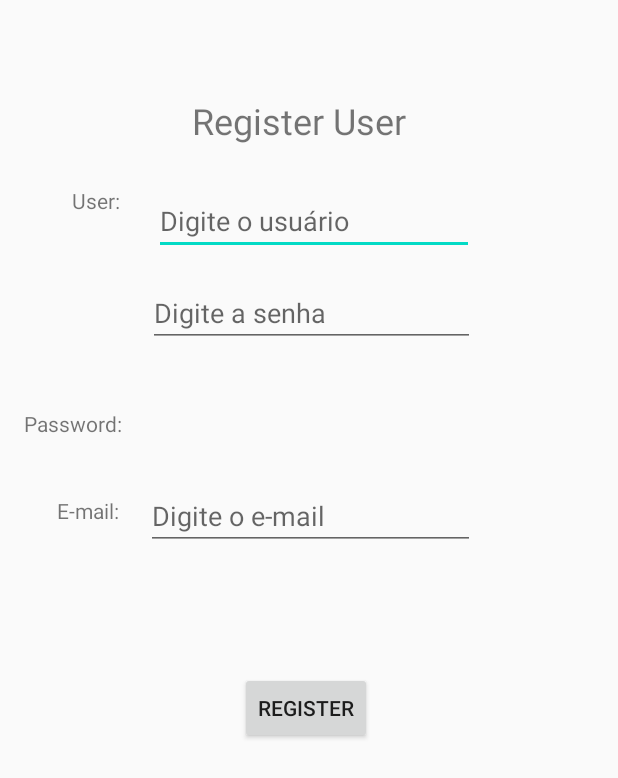
After one commit to RamonBecker/BlackJack, an Android app: the layout register_user.xml on its own in the app's theme, with its tools: preview values and no code run, on a phone screen of 412 x 824 dp. The commit adds this screen. Shown: the top 778 px of the screen. Run offline under Robolectric (Android 15) with nearby library versions, the light colour scheme and no system bars.

Commit message:
Criado tela de registro para usuario

```diff
--- a/app/src/main/AndroidManifest.xml
+++ b/app/src/main/AndroidManifest.xml
@@ -1,6 +1,6 @@
 <?xml version="1.0" encoding="utf-8"?>
 <manifest xmlns:android="http://schemas.android.com/apk/res/android"
-    package="com.example.blackjack">
+    package="com.example.Screens">
 
     <application
         android:allowBackup="true"
@@ -9,7 +9,7 @@
         android:roundIcon="@mipmap/ic_launcher_round"
         android:supportsRtl="true"
         android:theme="@style/AppTheme">
-        <activity android:name=".MainActivity">
+        <activity android:name="com.example.Screens.MainActivity">
             <intent-filter>
                 <action android:name="android.intent.action.MAIN" />
 
--- a/app/src/main/java/com/example/blackjack/MainActivity.java
+++ b/app/src/main/java/com/example/Screens/MainActivity.java
@@ -1,4 +1,4 @@
-package com.example.blackjack;
+package com.example.Screens;
 
 import androidx.appcompat.app.AppCompatActivity;
 
--- /dev/null
+++ b/app/src/main/res/layout/register_user.xml
@@ -0,0 +1,96 @@
+<?xml version="1.0" encoding="utf-8"?>
+<androidx.constraintlayout.widget.ConstraintLayout
+    xmlns:android="http://schemas.android.com/apk/res/android"
+    xmlns:app="http://schemas.android.com/apk/res-auto"
+    xmlns:tools="http://schemas.android.com/tools"
+    android:layout_width="match_parent"
+    android:layout_height="match_parent">
+
+    <TextView
+        android:id="@+id/txtUserRegister"
+        android:layout_width="0dp"
+        android:layout_height="wrap_content"
+        android:layout_marginStart="48dp"
+        android:layout_marginTop="124dp"
+        android:text="@string/user"
+        app:layout_constraintStart_toStartOf="parent"
+        app:layout_constraintTop_toTopOf="parent" />
+
+    <TextView
+        android:id="@+id/textViewRegister"
+        android:layout_width="wrap_content"
+        android:layout_height="wrap_content"
+        android:layout_marginStart="128dp"
+        android:layout_marginTop="64dp"
+        android:text="@string/register_user"
+        android:textSize="24sp"
+        app:layout_constraintStart_toStartOf="parent"
+        app:layout_constraintTop_toTopOf="parent" />
+
+    <EditText
+        android:id="@+id/editTextUser"
+        android:layout_width="wrap_content"
+        android:layout_height="wrap_content"
+        android:layout_marginTop="28dp"
+        android:layout_marginEnd="96dp"
+        android:ems="10"
+        android:hint="@string/digite_o_usu_rio"
+        android:inputType="textPersonName"
+        app:layout_constraintEnd_toEndOf="parent"
+        app:layout_constraintTop_toBottomOf="@+id/textViewRegister" />
+
+    <TextView
+        android:id="@+id/textView3"
+        android:layout_width="wrap_content"
+        android:layout_height="wrap_content"
+        android:layout_marginStart="16dp"
+        android:layout_marginBottom="532dp"
+        android:text="@string/password"
+        app:layout_constraintBottom_toBottomOf="parent"
+        app:layout_constraintStart_toStartOf="parent" />
+
+    <EditText
+        android:id="@+id/editTextPassword"
+        android:layout_width="218dp"
+        android:layout_height="45dp"
+        android:layout_marginStart="17dp"
+        android:layout_marginTop="16dp"
+        android:ems="10"
+        android:hint="@string/digite_a_senha"
+        android:inputType="textPassword"
+        app:layout_constraintStart_toEndOf="@+id/textView3"
+        app:layout_constraintTop_toBottomOf="@+id/editTextUser" />
+
+    <Button
+        android:id="@+id/buttonRegister"
+        android:layout_width="wrap_content"
+        android:layout_height="wrap_content"
+        android:layout_marginStart="160dp"
+        android:layout_marginBottom="328dp"
+        android:text="@string/register"
+        app:layout_constraintBottom_toBottomOf="parent"
+        app:layout_constraintStart_toStartOf="parent" />
+
+    <TextView
+        android:id="@+id/textView4"
+        android:layout_width="wrap_content"
+        android:layout_height="wrap_content"
+        android:layout_marginStart="38dp"
+        android:layout_marginBottom="474dp"
+        android:text="@string/e_mail"
+        app:layout_constraintBottom_toBottomOf="parent"
+        app:layout_constraintStart_toStartOf="parent" />
+
+    <EditText
+        android:id="@+id/editText5"
+        android:layout_width="219dp"
+        android:layout_height="44dp"
+        android:layout_marginStart="18dp"
+        android:layout_marginBottom="81dp"
+        android:ems="10"
+        android:hint="@string/digite_o_e_mail"
+        android:inputType="textEmailAddress"
+        app:layout_constraintBottom_toTopOf="@+id/buttonRegister"
+        app:layout_constraintStart_toEndOf="@+id/textView4" />
+
+</androidx.constraintlayout.widget.ConstraintLayout>
--- a/app/src/main/res/values/strings.xml
+++ b/app/src/main/res/values/strings.xml
@@ -5,4 +5,8 @@
     <string name="login">Login</string>
     <string name="password">Password:</string>
     <string name="digite_o_usu_rio">Digite o usuário</string>
+    <string name="register_user">Register User</string>
+    <string name="digite_a_senha">Digite a senha</string>
+    <string name="e_mail">E-mail:</string>
+    <string name="digite_o_e_mail">Digite o e-mail</string>
 </resources>
```
Also changed, not shown: app/src/main/java/br/com/entities/User.java (+34 -0 lines), app/src/main/java/com/example/Screens/ScreenRegister.java (added, +13 -0 lines), 4 other files.
